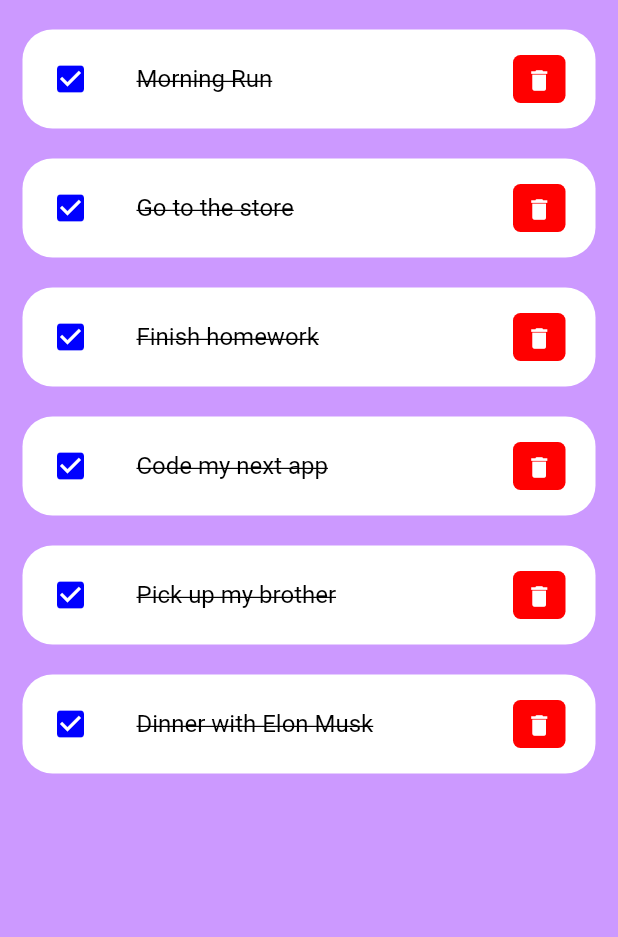
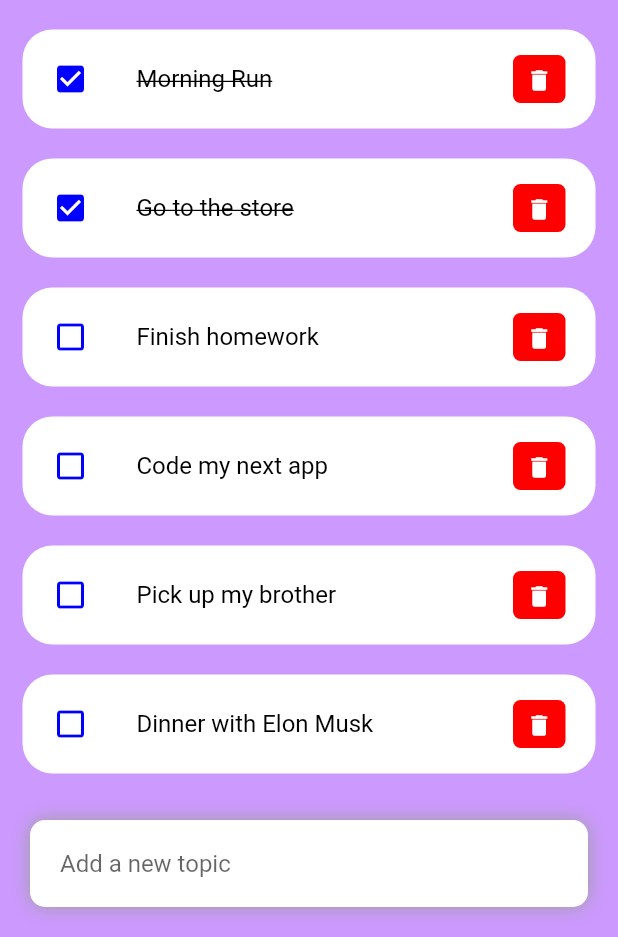
Before and after one commit to AbdurraoufE/todoApp, a Flutter app: the screen it shows after launch, on a phone screen of 412 x 824 dp, the part 299-1236 px from its top. Run offline on Flutter 3.47's test engine with Material 2 defaults, Android fonts, the phone set to English and light mode, and no system bars.

Commit message:
added the bottom input text feild

```diff
--- a/lib/model/todo.dart
+++ b/lib/model/todo.dart
@@ -13,10 +13,10 @@ class ToDo {
     return[
       ToDo(id: '01', todoText: "Morning Run", isDone: true),
       ToDo(id: '02', todoText: "Go to the store", isDone: true),
-      ToDo(id: '03', todoText: "Finish homework", isDone: true),
-      ToDo(id: '04', todoText: "Code my next app", isDone: true),
-      ToDo(id: '05', todoText: "Pick up my brother", isDone: true),
-      ToDo(id: '06', todoText: "Dinner with Elon Musk", isDone: true),
+      ToDo(id: '03', todoText: "Finish homework", ),
+      ToDo(id: '04', todoText: "Code my next app", ),
+      ToDo(id: '05', todoText: "Pick up my brother", ),
+      ToDo(id: '06', todoText: "Dinner with Elon Musk", ),
     ];
   }
 }
--- a/lib/screens/home.dart
+++ b/lib/screens/home.dart
@@ -13,7 +13,9 @@ class Home extends StatelessWidget {
     return Scaffold(
       backgroundColor: backgroundColor,
       appBar: buildAppBar(),
-      body: Container(
+      body: Stack(
+        children: [
+          Container(
             padding: EdgeInsets.symmetric(
               horizontal: 15,
               ),
@@ -44,6 +46,42 @@ class Home extends StatelessWidget {
 
               ],
             ),
+          ),
+          Align(
+            alignment: Alignment.bottomCenter,
+            child: Row(children: [
+              Expanded(child: Container(
+                margin: EdgeInsets.only(
+                  bottom: 20,
+                  right: 20,
+                  left: 20,
+                  ),
+                  padding: EdgeInsets.symmetric(
+                    horizontal: 20,
+                    vertical: 5,
+                    ),
+                  decoration: BoxDecoration(
+                    color: Colors.white,
+                    boxShadow: const [BoxShadow(
+                      color: Colors.grey,
+                      offset: Offset(0.0, 0.0),
+                      blurRadius: 10.0,
+                      spreadRadius: 0.0,
+                      ),],
+                      borderRadius: BorderRadius.circular(10),
+                  ),
+                  child: TextField(
+                    decoration: InputDecoration(
+                      hintText: "Add a new topic",
+                      border: InputBorder.none,
+                    ),
+                  ),
+                ),
+              ),
+
+            ]),
+          )
+        ],
       ),
     );
   }
--- a/lib/widgets/todo_item.dart
+++ b/lib/widgets/todo_item.dart
@@ -20,7 +20,7 @@ class TodoItem extends StatelessWidget{
         contentPadding: EdgeInsets.symmetric(horizontal: 20, vertical: 5),
         tileColor: Colors.white,
         leading: Icon(
-          Icons.check_box,
+          todo.isDone? Icons.check_box : Icons.check_box_outline_blank,
           color: blue,
           ),
         title: Text(
@@ -28,7 +28,7 @@ class TodoItem extends StatelessWidget{
           style: TextStyle(
             fontSize: 16,
             color: black,
-            decoration: TextDecoration.lineThrough,
+            decoration: todo.isDone? TextDecoration.lineThrough : null,
           ),
         ),
         trailing: Container(
```
Lines whose indentation alone changed are shown as unchanged.
